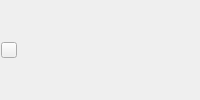
This is source/progresswidget.ui in pionere/d1-graphics-tool as Qt 5 draws it before an edit. The edited form follows.
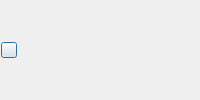
This is the edited form.

```diff
--- a/source/progresswidget.ui
+++ b/source/progresswidget.ui
@@ -1,7 +1,7 @@
 <?xml version="1.0" encoding="UTF-8"?>
 <ui version="4.0">
  <class>ProgressWidget</class>
- <widget class="QFrame" name="ProgressWidget">
+ <widget class="QDialog" name="ProgressWidget">
   <property name="minimumHeight">
    <number>16</number>
   </property>
```
